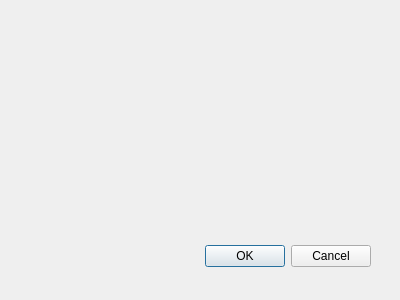
bsc-inf-18-20/Population-Density-Calculator-, file population_density_analysis_dialog_base.ui: the form before one commit.
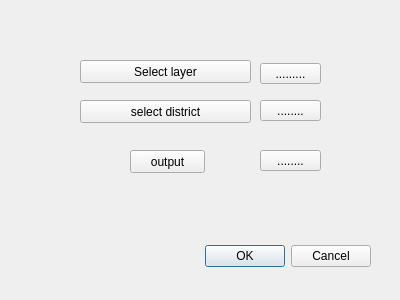
The form after the commit.

Commit message: writting logic for buttons

The edit to the form file:
```diff
--- a/population_density_analysis_dialog_base.ui
+++ b/population_density_analysis_dialog_base.ui
@@ -28,6 +28,84 @@
     <set>QDialogButtonBox::Cancel|QDialogButtonBox::Ok</set>
    </property>
   </widget>
+  <widget class="QPushButton" name="pushButton">
+   <property name="geometry">
+    <rect>
+     <x>80</x>
+     <y>60</y>
+     <width>171</width>
+     <height>23</height>
+    </rect>
+   </property>
+   <property name="text">
+    <string>Select layer</string>
+   </property>
+  </widget>
+  <widget class="QPushButton" name="pushButton_2">
+   <property name="geometry">
+    <rect>
+     <x>80</x>
+     <y>100</y>
+     <width>171</width>
+     <height>23</height>
+    </rect>
+   </property>
+   <property name="text">
+    <string>select district</string>
+   </property>
+  </widget>
+  <widget class="QPushButton" name="pushButton_3">
+   <property name="geometry">
+    <rect>
+     <x>260</x>
+     <y>63</y>
+     <width>61</width>
+     <height>21</height>
+    </rect>
+   </property>
+   <property name="text">
+    <string>.........</string>
+   </property>
+  </widget>
+  <widget class="QPushButton" name="pushButton_4">
+   <property name="geometry">
+    <rect>
+     <x>260</x>
+     <y>100</y>
+     <width>61</width>
+     <height>21</height>
+    </rect>
+   </property>
+   <property name="text">
+    <string>........</string>
+   </property>
+  </widget>
+  <widget class="QPushButton" name="pushButton_5">
+   <property name="geometry">
+    <rect>
+     <x>130</x>
+     <y>150</y>
+     <width>75</width>
+     <height>23</height>
+    </rect>
+   </property>
+   <property name="text">
+    <string>output</string>
+   </property>
+  </widget>
+  <widget class="QPushButton" name="pushButton_6">
+   <property name="geometry">
+    <rect>
+     <x>260</x>
+     <y>150</y>
+     <width>61</width>
+     <height>21</height>
+    </rect>
+   </property>
+   <property name="text">
+    <string>........</string>
+   </property>
+  </widget>
  </widget>
  <resources/>
  <connections>
```
Left out of the diff: 41 changed lines with no effect on the pictures. The commit also changes 5 other files.
